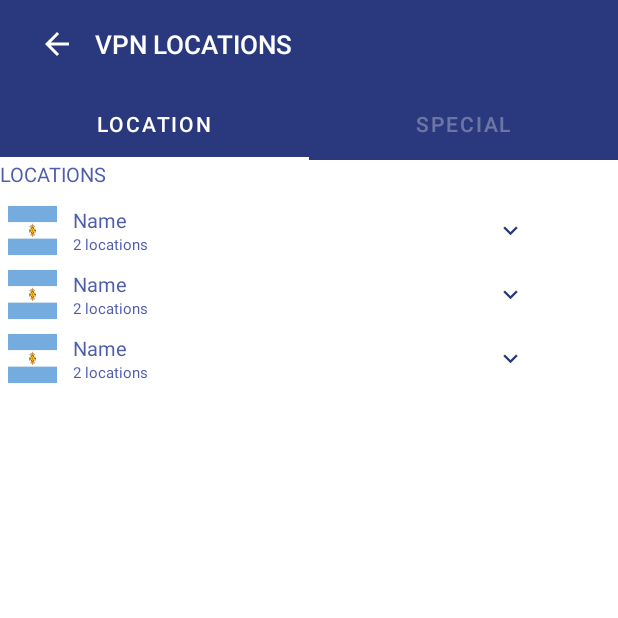
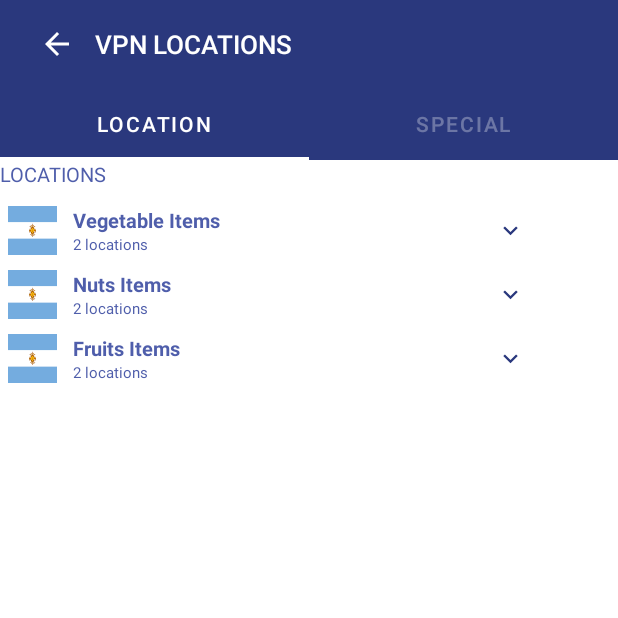
Before and after one commit to hamza-mughal5593/Turbo-VPN-Pro, an Android app: the LocationFragment screen opened directly, with no data from a screen before it, on a phone screen of 412 x 824 dp, the top half of it. Run offline under Robolectric (Android 15) with nearby library versions, the phone set to English and light mode, and no system bars; our stand-ins replace sdp/ssp sizes.

Commit message:
06-01-23

```diff
--- a/app/src/main/java/com/turbo/app/turbovpnpro/Adapter/CustomExpandableListAdapter.java
+++ b/app/src/main/java/com/turbo/app/turbovpnpro/Adapter/CustomExpandableListAdapter.java
@@ -4,6 +4,7 @@ import android.content.Context;
 import android.database.Cursor;
 import android.graphics.Bitmap;
 import android.graphics.BitmapFactory;
+import android.graphics.Typeface;
 import android.view.LayoutInflater;
 import android.view.View;
 import android.view.ViewGroup;
@@ -25,131 +26,225 @@ import java.util.List;
 public class CustomExpandableListAdapter extends BaseExpandableListAdapter {
 
     private Context context;
-    private ArrayList<CountryParentModel> expandableListTitle;
-    private HashMap<String, List<CountryChildModel>> expandableListDetail;
+    private List<String> expandableTitleList;
+    private HashMap<String, List<String>> expandableDetailList;
 
-
-    private ChildClick childClick;
-    private HeaderClick headerClick;
-
-
-    public CustomExpandableListAdapter(Context context, ArrayList<CountryParentModel> expandableListTitle,
-                                       HashMap<String, List<CountryChildModel>> expandableListDetail, ChildClick childClick
-            , HeaderClick headerClick) {
+    // constructor
+    public CustomExpandableListAdapter(Context context, List<String> expandableListTitle,
+                                           HashMap<String, List<String>> expandableListDetail) {
         this.context = context;
-        this.expandableListTitle = expandableListTitle;
-        this.expandableListDetail = expandableListDetail;
-        this.childClick = childClick;
-        this.headerClick = headerClick;
+        this.expandableTitleList = expandableListTitle;
+        this.expandableDetailList = expandableListDetail;
     }
 
     @Override
-    public Object getChild(int listPosition, int expandedListPosition) {
-        return this.expandableListDetail.get(this.expandableListTitle.get(listPosition))
-                .get(expandedListPosition);
+    // Gets the data associated with the given child within the given group.
+    public Object getChild(int lstPosn, int expanded_ListPosition) {
+        return this.expandableDetailList.get(this.expandableTitleList.get(lstPosn)).get(expanded_ListPosition);
     }
 
     @Override
-    public long getChildId(int listPosition, int expandedListPosition) {
-        return expandedListPosition;
+    // Gets the ID for the given child within the given group.
+    // This ID must be unique across all children within the group. Hence we can pick the child uniquely
+    public long getChildId(int listPosition, int expanded_ListPosition) {
+        return expanded_ListPosition;
     }
 
     @Override
-    public View getChildView(int listPosition, final int expandedListPosition,
+    // Gets a View that displays the data for the given child within the given group.
+    public View getChildView(int lstPosn, final int expanded_ListPosition,
                              boolean isLastChild, View convertView, ViewGroup parent) {
-        final CountryChildModel expandedListText = (CountryChildModel) getChild(listPosition, expandedListPosition);
+        final String expandedListText = (String) getChild(lstPosn, expanded_ListPosition);
         if (convertView == null) {
-            LayoutInflater layoutInflater = (LayoutInflater) this.context
-                    .getSystemService(Context.LAYOUT_INFLATER_SERVICE);
+            LayoutInflater layoutInflater = (LayoutInflater) this.context.getSystemService(Context.LAYOUT_INFLATER_SERVICE);
             convertView = layoutInflater.inflate(R.layout.list_detail, null);
         }
-        TextView city_name = (TextView) convertView.findViewById(R.id.city_name);
-        ImageView ivSelect = convertView.findViewById(R.id.ivSelect);
-        city_name.setText(expandedListText.getCityname());
-
-
-        if (expandedListText.isChecked()) {
-            ivSelect.setImageResource(R.drawable.download_ic);
-        } else {
-            ivSelect.setImageResource(R.drawable.circle_unselect);
-        }
-
-        ivSelect.setOnClickListener(new View.OnClickListener() {
-            @Override
-            public void onClick(View view) {
-
-                childClick.UserClick(expandedListText);
-                notifyDataSetChanged();
-            }
-        });
-
+        TextView expandedListTextView = (TextView) convertView.findViewById(R.id.city_name);
+        expandedListTextView.setText(expandedListText);
         return convertView;
     }
 
     @Override
+    // Gets the number of children in a specified group.
     public int getChildrenCount(int listPosition) {
-        return this.expandableListDetail.get(this.expandableListTitle.get(listPosition)).size();
+        return this.expandableDetailList.get(this.expandableTitleList.get(listPosition)).size();
     }
 
     @Override
+    // Gets the data associated with the given group.
     public Object getGroup(int listPosition) {
-        return this.expandableListTitle.get(listPosition);
+        return this.expandableTitleList.get(listPosition);
     }
 
     @Override
+    // Gets the number of groups.
     public int getGroupCount() {
-        return this.expandableListTitle.size();
+        return this.expandableTitleList.size();
     }
 
     @Override
+    // Gets the ID for the group at the given position. This group ID must be unique across groups.
     public long getGroupId(int listPosition) {
         return listPosition;
     }
+
     @Override
+    // Gets a View that displays the given group.
+    // This View is only for the group--the Views for the group's children
+    // will be fetched using getChildView()
     public View getGroupView(int listPosition, boolean isExpanded, View convertView, ViewGroup parent) {
-        CountryParentModel listTitle = (CountryParentModel) getGroup(listPosition);
-
+        String listTitle = (String) getGroup(listPosition);
         if (convertView == null) {
-            LayoutInflater layoutInflater = (LayoutInflater) this.context.getSystemService(Context.LAYOUT_INFLATER_SERVICE);
+            LayoutInflater layoutInflater = (LayoutInflater) this.context.
+                    getSystemService(Context.LAYOUT_INFLATER_SERVICE);
             convertView = layoutInflater.inflate(R.layout.list_group, null);
         }
         TextView listTitleTextView = (TextView) convertView.findViewById(R.id.lblListHeader);
-//        ImageView icons = convertView.findViewById(R.id.ivIcon);
-        ImageView arrow = convertView.findViewById(R.id.arrow);
-        LinearLayout parent_main = convertView.findViewById(R.id.parent_main);
-        listTitleTextView.setText(listTitle.getCountryName());
-
-        parent_main.setOnClickListener(new View.OnClickListener() {
-            @Override
-            public void onClick(View view) {
-
-                headerClick.UserHeaderClick(listTitle.getCountryName());
-                notifyDataSetChanged();
-            }
-        });
-
-
-
-
-
-
-
-        if (isExpanded) {
-            arrow.setImageResource(R.drawable.arrow_up);
-        } else {
-            arrow.setImageResource(R.drawable.arrow_down);
-        }
-
+        listTitleTextView.setTypeface(null, Typeface.BOLD);
+        listTitleTextView.setText(listTitle);
         return convertView;
     }
 
     @Override
+    // Indicates whether the child and group IDs are stable across changes to the underlying data.
     public boolean hasStableIds() {
         return false;
     }
 
     @Override
+    // Whether the child at the specified position is selectable.
     public boolean isChildSelectable(int listPosition, int expandedListPosition) {
         return true;
     }
 }
+//        extends BaseExpandableListAdapter {
+//
+//    private Context context;
+//    private ArrayList<CountryParentModel> expandableListTitle;
+//    private HashMap<String, List<CountryChildModel>> expandableListDetail;
+//
+//
+//    private ChildClick childClick;
+//    private HeaderClick headerClick;
+//
+//
+//    public CustomExpandableListAdapter(Context context, ArrayList<CountryParentModel> expandableListTitle,
+//                                       HashMap<String, List<CountryChildModel>> expandableListDetail, ChildClick childClick
+//            , HeaderClick headerClick) {
+//        this.context = context;
+//        this.expandableListTitle = expandableListTitle;
+//        this.expandableListDetail = expandableListDetail;
+//        this.childClick = childClick;
+//        this.headerClick = headerClick;
+//    }
+//
+//    @Override
+//    public Object getChild(int listPosition, int expandedListPosition) {
+//        return this.expandableListDetail.get(this.expandableListTitle.get(listPosition))
+//                .get(expandedListPosition);
+//    }
+//
+//    @Override
+//    public long getChildId(int listPosition, int expandedListPosition) {
+//        return expandedListPosition;
+//    }
+//
+//    @Override
+//    public View getChildView(int listPosition, final int expandedListPosition,
+//                             boolean isLastChild, View convertView, ViewGroup parent) {
+//        final CountryChildModel expandedListText = (CountryChildModel) getChild(listPosition, expandedListPosition);
+//        if (convertView == null) {
+//            LayoutInflater layoutInflater = (LayoutInflater) this.context
+//                    .getSystemService(Context.LAYOUT_INFLATER_SERVICE);
+//            convertView = layoutInflater.inflate(R.layout.list_detail, null);
+//        }
+//        TextView city_name = (TextView) convertView.findViewById(R.id.city_name);
+//        ImageView ivSelect = convertView.findViewById(R.id.ivSelect);
+//        city_name.setText(expandedListText.getCityname());
+//
+//
+//        if (expandedListText.isChecked()) {
+//            ivSelect.setImageResource(R.drawable.download_ic);
+//        } else {
+//            ivSelect.setImageResource(R.drawable.circle_unselect);
+//        }
+//
+//        ivSelect.setOnClickListener(new View.OnClickListener() {
+//            @Override
+//            public void onClick(View view) {
+//
+//                childClick.UserClick(expandedListText);
+//                notifyDataSetChanged();
+//            }
+//        });
+//
+//        return convertView;
+//    }
+//
+//    @Override
+//    public int getChildrenCount(int listPosition) {
+//        return this.expandableListDetail.get(this.expandableListTitle.get(listPosition)).size();
+//    }
+//
+//    @Override
+//    public Object getGroup(int listPosition) {
+//        return this.expandableListTitle.get(listPosition);
+//    }
+//
+//    @Override
+//    public int getGroupCount() {
+//        return this.expandableListTitle.size();
+//    }
+//
+//    @Override
+//    public long getGroupId(int listPosition) {
+//        return listPosition;
+//    }
+//    @Override
+//    public View getGroupView(int listPosition, boolean isExpanded, View convertView, ViewGroup parent) {
+//        CountryParentModel listTitle = (CountryParentModel) getGroup(listPosition);
+//
+//        if (convertView == null) {
+//            LayoutInflater layoutInflater = (LayoutInflater) this.context.getSystemService(Context.LAYOUT_INFLATER_SERVICE);
+//            convertView = layoutInflater.inflate(R.layout.list_group, null);
+//        }
+//        TextView listTitleTextView = (TextView) convertView.findViewById(R.id.lblListHeader);
+////        ImageView icons = convertView.findViewById(R.id.ivIcon);
+//        ImageView arrow = convertView.findViewById(R.id.arrow);
+//        LinearLayout parent_main = convertView.findViewById(R.id.parent_main);
+//        listTitleTextView.setText(listTitle.getCountryName());
+//
+//        parent_main.setOnClickListener(new View.OnClickListener() {
+//            @Override
+//            public void onClick(View view) {
+//
+//                headerClick.UserHeaderClick(listTitle.getCountryName());
+//                notifyDataSetChanged();
+//            }
+//        });
+//
+//
+//
+//
+//
+//
+//
+//        if (isExpanded) {
+//            arrow.setImageResource(R.drawable.arrow_up);
+//        } else {
+//            arrow.setImageResource(R.drawable.arrow_down);
+//        }
+//
+//        return convertView;
+//    }
+//
+//    @Override
+//    public boolean hasStableIds() {
+//        return false;
+//    }
+//
+//    @Override
+//    public boolean isChildSelectable(int listPosition, int expandedListPosition) {
+//        return true;
+//    }
+//}
--- /dev/null
+++ b/app/src/main/java/com/turbo/app/turbovpnpro/Models/ExpandableListDataItems.java
@@ -0,0 +1,44 @@
+package com.turbo.app.turbovpnpro.Models;
+
+import java.util.ArrayList;
+import java.util.HashMap;
+import java.util.List;
+
+public class ExpandableListDataItems {
+    public static HashMap<String, List<String>> getData() {
+        HashMap<String, List<String>> expandableDetailList = new HashMap<String, List<String>>();
+
+        // As we are populating List of fruits, vegetables and nuts, using them here
+        // We can modify them as per our choice.
+        // And also choice of fruits/vegetables/nuts can be changed
+        List<String> fruits = new ArrayList<String>();
+        fruits.add("Apple");
+        fruits.add("Orange");
+        fruits.add("Guava");
+        fruits.add("Papaya");
+        fruits.add("Pineapple");
+
+        List<String> vegetables = new ArrayList<String>();
+        vegetables.add("Tomato");
+        vegetables.add("Potato");
+        vegetables.add("Carrot");
+        vegetables.add("Cabbage");
+        vegetables.add("Cauliflower");
+
+        List<String> nuts = new ArrayList<String>();
+        nuts.add("Cashews");
+        nuts.add("Badam");
+        nuts.add("Pista");
+        nuts.add("Raisin");
+        nuts.add("Walnut");
+
+        // Fruits are grouped under Fruits Items. Similarly the rest two are under
+        // Vegetable Items and Nuts Items respectively.
+        // i.e. expandableDetailList object is used to map the group header strings to
+        // their respective children using an ArrayList of Strings.
+        expandableDetailList.put("Fruits Items", fruits);
+        expandableDetailList.put("Vegetable Items", vegetables);
+        expandableDetailList.put("Nuts Items", nuts);
+        return expandableDetailList;
+    }
+}
--- a/app/src/main/java/com/turbo/app/turbovpnpro/UI/CountryList/LocationFragment.java
+++ b/app/src/main/java/com/turbo/app/turbovpnpro/UI/CountryList/LocationFragment.java
@@ -16,6 +16,7 @@ import com.turbo.app.turbovpnpro.Interface.ChildClick;
 import com.turbo.app.turbovpnpro.Interface.HeaderClick;
 import com.turbo.app.turbovpnpro.Models.CountryChildModel;
 import com.turbo.app.turbovpnpro.Models.CountryParentModel;
+import com.turbo.app.turbovpnpro.Models.ExpandableListDataItems;
 import com.turbo.app.turbovpnpro.R;
 
 import java.util.ArrayList;
@@ -25,11 +26,10 @@ import java.util.List;
 
 public class LocationFragment extends Fragment  implements ChildClick, HeaderClick {
 View view;
-    ExpandableListView expandableListView;
-
+    ExpandableListView expandableListViewExample;
     ExpandableListAdapter expandableListAdapter;
-    ArrayList<CountryParentModel> expandableListTitle;
-    HashMap<String, List<CountryChildModel>> expandableListDetail;
+    List<String> expandableTitleList;
+    HashMap<String, List<String>> expandableDetailList;
 
     @Override
     public View onCreateView(LayoutInflater inflater, ViewGroup container,
@@ -40,47 +40,44 @@ View view;
 
 
 
-        expandableListView =   view.findViewById(R.id.expandableListView);
-        expandableListTitle = new ArrayList<>();
-        expandableListTitle.add(new CountryParentModel("Name","2 cities"));
-        expandableListTitle.add(new CountryParentModel("Name","2 cities"));
-        expandableListTitle.add(new CountryParentModel("Name","2 cities"));
+        expandableListViewExample = (ExpandableListView) view.findViewById(R.id.expandableListView);
+        expandableDetailList = ExpandableListDataItems.getData();
+        expandableTitleList = new ArrayList<String>(expandableDetailList.keySet());
+        expandableListAdapter = new CustomExpandableListAdapter(getActivity(), expandableTitleList, expandableDetailList);
+        expandableListViewExample.setAdapter(expandableListAdapter);
 
+        // This method is called when the group is expanded
+        expandableListViewExample.setOnGroupExpandListener(new ExpandableListView.OnGroupExpandListener() {
+            @Override
+            public void onGroupExpand(int groupPosition) {
+                Toast.makeText(getActivity(), expandableTitleList.get(groupPosition) + " List Expanded.", Toast.LENGTH_SHORT).show();
+            }
+        });
 
-        HashMap<String, List<CountryChildModel>> expandableListDetail = new HashMap<String, List<CountryChildModel>>();
+        // This method is called when the group is collapsed
+        expandableListViewExample.setOnGroupCollapseListener(new ExpandableListView.OnGroupCollapseListener() {
+            @Override
+            public void onGroupCollapse(int groupPosition) {
+                Toast.makeText(requireActivity(), expandableTitleList.get(groupPosition) + " List Collapsed.", Toast.LENGTH_SHORT).show();
+            }
+        });
 
-
-
-        List<CountryChildModel> appCahe = new ArrayList<CountryChildModel>();
-        List<CountryChildModel> systemCache = new ArrayList<>();
-        List<CountryChildModel> obsoleteApk = new ArrayList<>();
-
-        appCahe.add(new CountryChildModel("City name",false));
-        appCahe.add(new CountryChildModel("City name",false));
-        appCahe.add(new CountryChildModel("City name",false));
-
-        systemCache.add(new CountryChildModel("City name",false));
-        systemCache.add(new CountryChildModel("City name",false));
-        systemCache.add(new CountryChildModel("City name",false));
-
-        obsoleteApk.add(new CountryChildModel("City name",false));
-        obsoleteApk.add(new CountryChildModel("City name",false));
-        obsoleteApk.add(new CountryChildModel("City name",false));
-
-        expandableListDetail.put("System Cache", systemCache);
-        expandableListDetail.put("App Cache", appCahe);
-        expandableListDetail.put("Obsolete Apk", obsoleteApk);
-
-
-
-
-        expandableListAdapter = new CustomExpandableListAdapter(getActivity(), expandableListTitle, expandableListDetail, this, this);
-
-
-        expandableListView.setAdapter(expandableListAdapter);
-//        expandableListView.expandGroup(0);
-
-
+        // This method is called when the child in any group is clicked
+        // via a toast method, it is shown to display the selected child item as a sample
+        // we may need to add further steps according to the requirements
+        expandableListViewExample.setOnChildClickListener(new ExpandableListView.OnChildClickListener() {
+            @Override
+            public boolean onChildClick(ExpandableListView parent, View v,
+                                        int groupPosition, int childPosition, long id) {
+                Toast.makeText(requireActivity(), expandableTitleList.get(groupPosition)
+                        + " -> "
+                        + expandableDetailList.get(
+                        expandableTitleList.get(groupPosition)).get(
+                        childPosition), Toast.LENGTH_SHORT
+                ).show();
+                return false;
+            }
+        });
         return view;
     }
 
```
